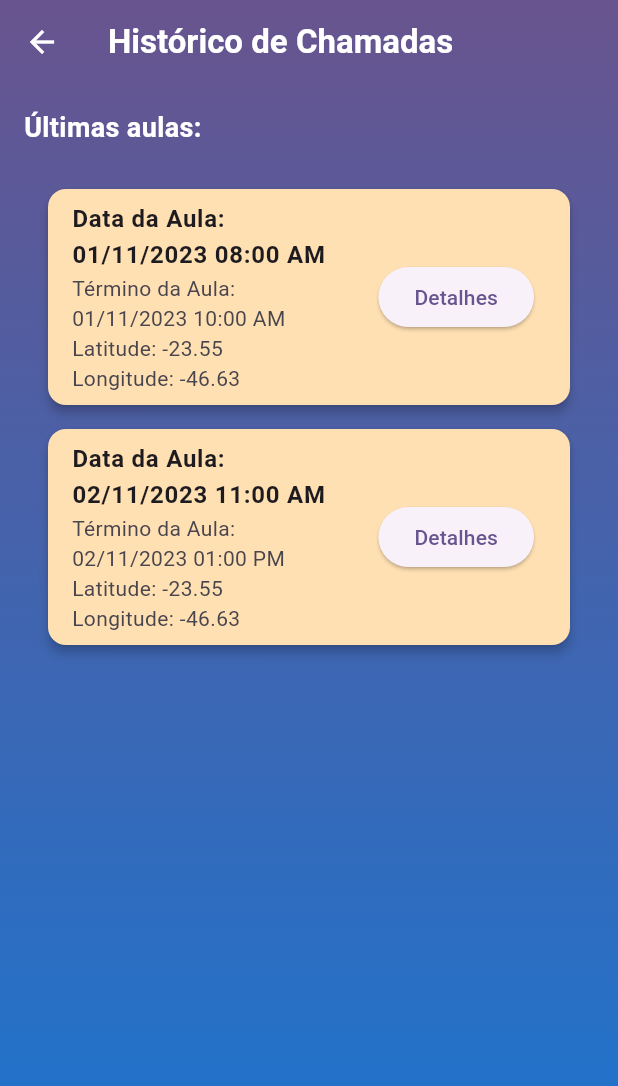
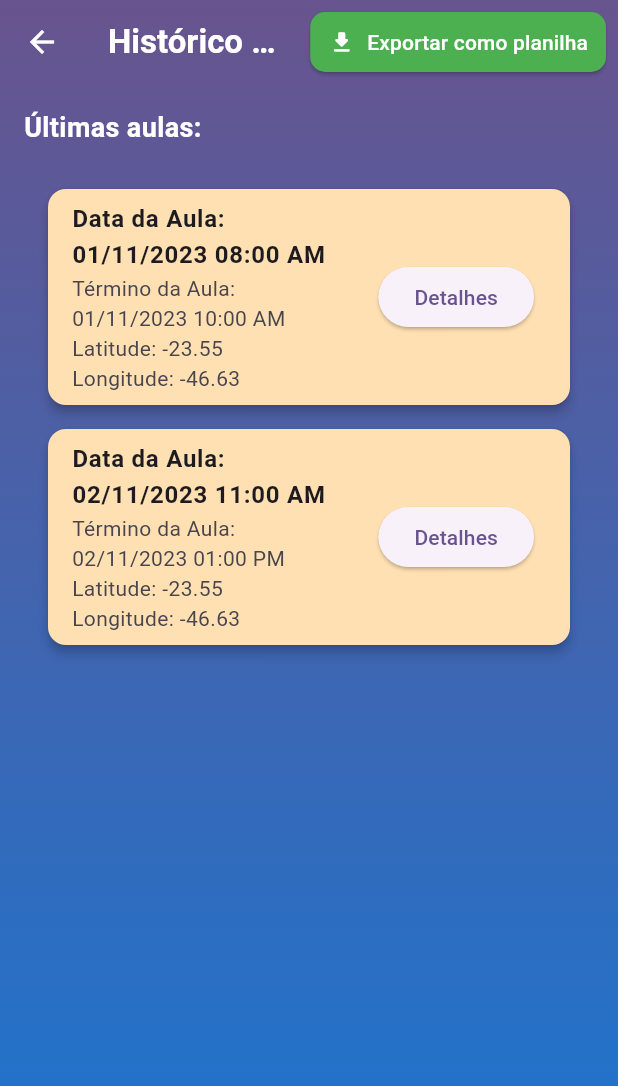
Before and after one commit to Taisbruno/chamada-inteligente-uff, a Flutter app: the ClassRollHistoricScreen screen opened directly, on a phone screen of 412 x 824 dp. Shown: the top 1086 px of the screen. Run offline on Flutter 3.47's test engine with Material 2 defaults, Android fonts, the phone set to English and light mode, and no system bars; our stand-ins replace geolocator.

Commit message:
implementando botão de export #38

```diff
--- a/flutter_app/lib/screens/class_roll_historic_screen.dart
+++ b/flutter_app/lib/screens/class_roll_historic_screen.dart
@@ -26,6 +26,32 @@ class _ClassRollHistoricScreenState extends State<ClassRollHistoricScreen> {
               style:
               TextStyle(color: Colors.white, fontWeight: FontWeight.bold)),
           backgroundColor: Colors.transparent,
+          actions: <Widget>[
+            ElevatedButton.icon(
+              onPressed: () {
+                // Logic to export the data as a sheet.
+                // For example, you might want to use plugins/packages like `excel` to create an Excel sheet
+                // and then use `share` to share/export it.
+              },
+              icon: Icon(Icons.download_rounded, color: Colors.white),  // Adding an icon for more interactivity
+              label: Text(
+                'Exportar como planilha',
+                style: TextStyle(
+                  color: Colors.white,
+                ),
+              ),
+              style: ElevatedButton.styleFrom(
+                primary: Colors.green, // This sets the background color of the button
+                onPrimary: Colors.white, // This sets the color of the icon and text
+                shape: RoundedRectangleBorder( // This gives the button rounded corners
+                  borderRadius: BorderRadius.circular(10),
+                ),
+                padding: EdgeInsets.symmetric(horizontal: 12, vertical: 8), // Adjusts the button's padding
+              ),
+            ),
+            SizedBox(width: 8)  // To provide a bit of spacing on the right side
+          ],
+
         ),
         backgroundColor: Colors.transparent,
         body: _page(context),
```
